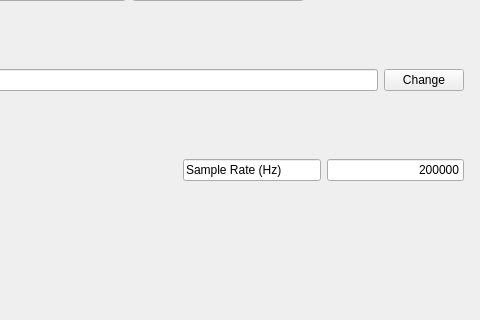
pmaclellan/capstone, file RemoteApplication/Gui/DAQuLA.ui: the form before one commit; both pictures show x 697 to 1177 and y 85 to 405 of the 1177 by 969 pixel window.
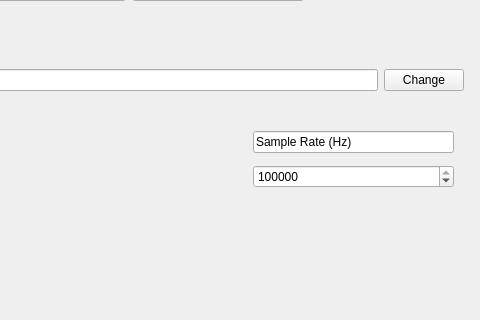
The form after the commit. Custom widgets are drawn as their Qt base class.

```diff
--- a/RemoteApplication/Gui/DAQuLA.ui
+++ b/RemoteApplication/Gui/DAQuLA.ui
@@ -401,34 +401,37 @@
    <widget class="QWidget" name="gridLayoutWidget_3">
     <property name="geometry">
      <rect>
-      <x>880</x>
-      <y>230</y>
-      <width>281</width>
-      <height>51</height>
+      <x>950</x>
+      <y>210</y>
+      <width>201</width>
+      <height>71</height>
      </rect>
     </property>
-    <layout class="QGridLayout" name="gridLayout_3">
-     <item row="0" column="1">
-      <widget class="QLineEdit" name="sampleRate">
-       <property name="enabled">
-        <bool>true</bool>
+    <layout class="QGridLayout" name="gridLayout_3" rowstretch="0,0,0">
+     <item row="2" column="1">
+      <widget class="QSpinBox" name="sampleRateEdit">
+       <property name="minimum">
+        <number>1</number>
        </property>
-       <property name="layoutDirection">
-        <enum>Qt::LeftToRight</enum>
+       <property name="maximum">
+        <number>200000</number>
        </property>
-       <property name="text">
-        <string>200000</string>
-       </property>
-       <property name="alignment">
-        <set>Qt::AlignRight|Qt::AlignTrailing|Qt::AlignVCenter</set>
+       <property name="value">
+        <number>200000</number>
        </property>
       </widget>
      </item>
-     <item row="0" column="0">
+     <item row="1" column="1">
       <widget class="QLineEdit" name="lineEdit_2">
        <property name="enabled">
         <bool>true</bool>
        </property>
+       <property name="sizePolicy">
+        <sizepolicy hsizetype="Preferred" vsizetype="Fixed">
+         <horstretch>0</horstretch>
+         <verstretch>0</verstretch>
+        </sizepolicy>
+       </property>
        <property name="text">
         <string>Sample Rate (Hz)</string>
        </property>
```
Left out of the diff: 22 changed lines with no effect on the pictures.
